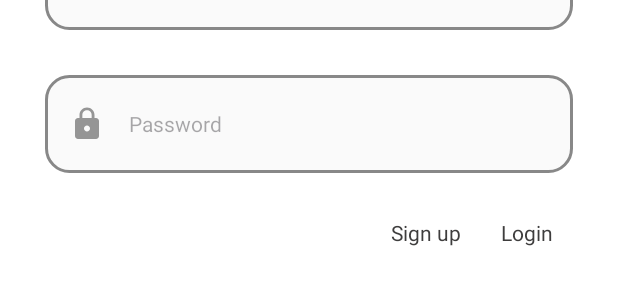
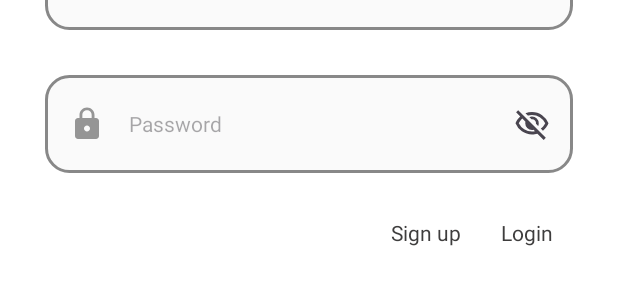
Before and after one commit to kangeunsong/BYTE, an Android app: the layout activity_login.xml on its own in the app's theme, with its tools: preview values and no code run, on a phone screen of 412 x 824 dp. Shown: the part 723-1008 px from the top of the screen. Run offline under Robolectric (Android 15) with nearby library versions, the phone set to English and light mode, and no system bars.

Commit message:
revise password visibility

```diff
--- /dev/null
+++ b/app/src/main/res/drawable/visibility_off_24px.xml
@@ -0,0 +1,10 @@
+<vector xmlns:android="http://schemas.android.com/apk/res/android"
+    android:width="24dp"
+    android:height="24dp"
+    android:viewportWidth="960"
+    android:viewportHeight="960"
+    android:tint="?attr/colorControlNormal">
+  <path
+      android:fillColor="@android:color/white"
+      android:pathData="M644,532L586,474Q595,427 559,386Q523,345 466,354L408,296Q425,288 442.5,284Q460,280 480,280Q555,280 607.5,332.5Q660,385 660,460Q660,480 656,497.5Q652,515 644,532ZM772,658L714,602Q752,573 781.5,538.5Q811,504 832,460Q782,359 688.5,299.5Q595,240 480,240Q451,240 423,244Q395,248 368,256L306,194Q347,177 390,168.5Q433,160 480,160Q631,160 749,243.5Q867,327 920,460Q897,519 859.5,569.5Q822,620 772,658ZM792,904L624,738Q589,749 553.5,754.5Q518,760 480,760Q329,760 211,676.5Q93,593 40,460Q61,407 93,361.5Q125,316 166,280L56,168L112,112L848,848L792,904ZM222,336Q193,362 169,393Q145,424 128,460Q178,561 271.5,620.5Q365,680 480,680Q500,680 519,677.5Q538,675 558,672L522,634Q511,637 501,638.5Q491,640 480,640Q405,640 352.5,587.5Q300,535 300,460Q300,449 301.5,439Q303,429 306,418L222,336ZM541,429L541,429Q541,429 541,429Q541,429 541,429Q541,429 541,429Q541,429 541,429Q541,429 541,429Q541,429 541,429ZM390,504Q390,504 390,504Q390,504 390,504L390,504Q390,504 390,504Q390,504 390,504Q390,504 390,504Q390,504 390,504Z"/>
+</vector>
--- a/app/src/main/res/layout/activity_login.xml
+++ b/app/src/main/res/layout/activity_login.xml
@@ -76,19 +76,33 @@
             android:padding="16dp"
             android:textSize="14sp" />
 
+        <FrameLayout
+            android:layout_width="match_parent"
+            android:layout_height="65dp"
+            android:layout_marginTop="30dp">
+
             <EditText
                 android:id="@+id/passwordET"
                 android:layout_width="match_parent"
-            android:layout_height="65dp"
-            android:layout_marginTop="30dp"
+                android:layout_height="match_parent"
                 android:background="@drawable/edittext_bg"
                 android:drawableStart="@drawable/baseline_lock_24"
-            android:drawableLeft="@drawable/baseline_lock_24"
                 android:drawablePadding="16dp"
                 android:hint="Password"
-            android:inputType="textEmailAddress"
+                android:inputType="textPassword"
                 android:padding="16dp"
                 android:textSize="14sp" />
+
+            <ImageView
+                android:id="@+id/togglePasswordVisibility"
+                android:layout_width="wrap_content"
+                android:layout_height="match_parent"
+                android:layout_marginRight="5dp"
+                android:layout_gravity="end|center_vertical"
+                android:padding="10dp"
+                android:src="@drawable/visibility_off_24px"
+                android:contentDescription="Toggle Password Visibility" />
+        </FrameLayout>
 
         <LinearLayout
             android:layout_width="match_parent"
```
Also changed, not shown: app/src/main/java/com/example/open__sw/ActivitySplashLogin.kt (+21 -0 lines), app/src/main/res/drawable/visibility_24px.xml (added, +10 -0 lines), app/src/main/res/layout/activity_splash_login.xml (+18 -4 lines). Lines whose indentation alone changed are shown as unchanged.
